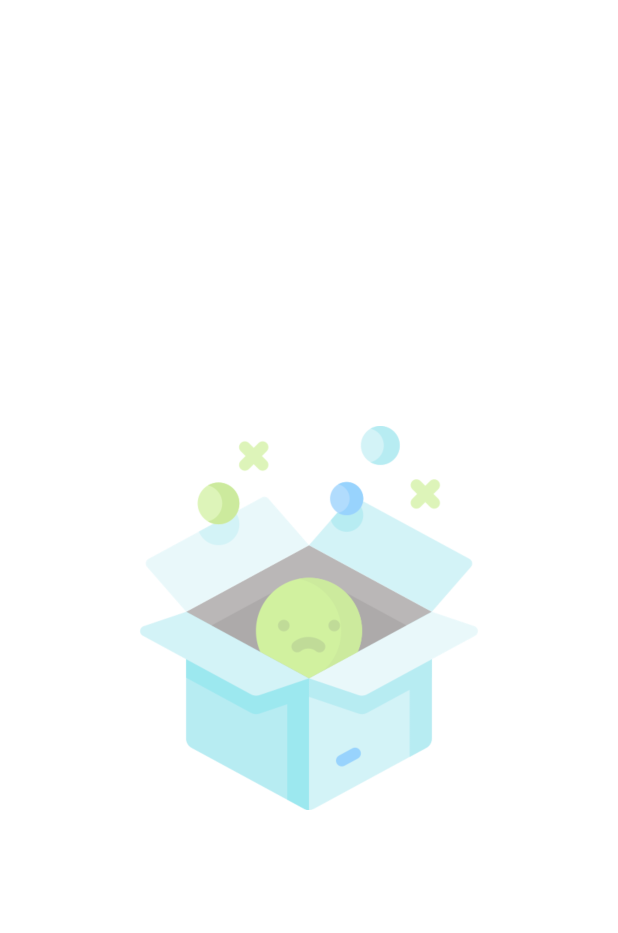
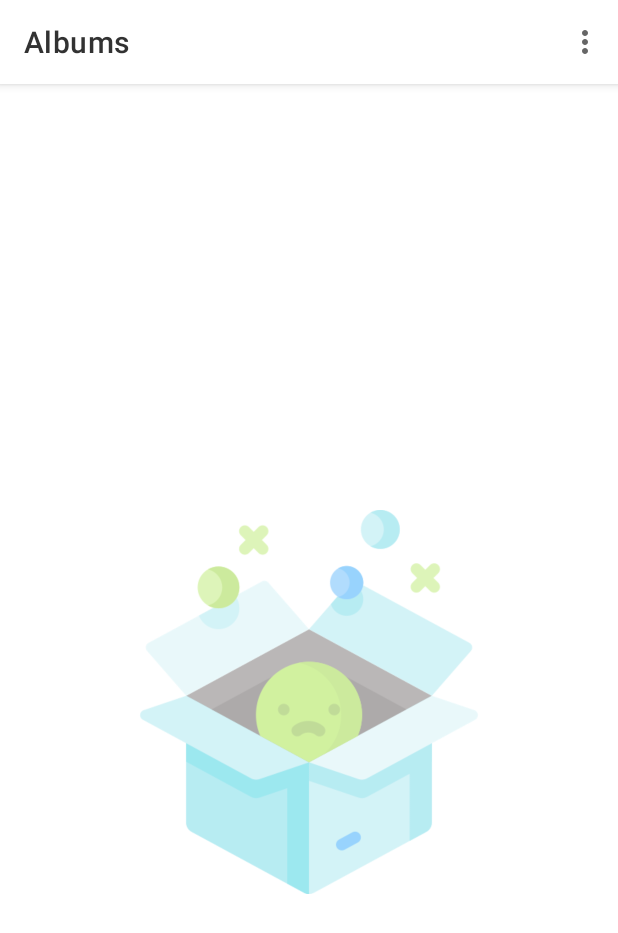
Before and after one commit to doctor-blue/photo-gallery, an Android app built with Jetpack Compose: the layout fragment_albums.xml on its own in the app's theme, with its tools: preview values and no code run, on a phone screen of 412 x 824 dp. Shown: the top 933 px of the screen. Run offline under Robolectric (Android 15) with nearby library versions, the phone set to English and light mode, and no system bars.

Commit message:
Update ui album

```diff
--- a/app/src/main/java/com/devcomentry/photogallery/presention/albums/AlbumsFragment.kt
+++ b/app/src/main/java/com/devcomentry/photogallery/presention/albums/AlbumsFragment.kt
@@ -2,6 +2,7 @@ package com.devcomentry.photogallery.presention.albums
 
 import android.os.Bundle
 import android.util.Log
+import android.view.MenuItem
 import androidx.recyclerview.widget.GridLayoutManager
 import com.devcomentry.photogallery.R
 import com.devcomentry.photogallery.databinding.FragmentAlbumsBinding
@@ -24,7 +25,8 @@ class AlbumsFragment : BaseFragment<FragmentAlbumsBinding>(R.layout.fragment_alb
                 folderDetails.add(
                     FolderDetail(
                         folder,
-                        dataLocal.file.filter { it.idFolder == folder.id })
+                        dataLocal.file.filter { it.idFolder == folder.id }
+                    )
                 )
             }
 
@@ -32,13 +34,18 @@ class AlbumsFragment : BaseFragment<FragmentAlbumsBinding>(R.layout.fragment_alb
             showEmptyLisLayout(folderDetails.isEmpty())
             Log.d("Album", "initControls: ${dataLocal.folder.size}")
         }
+        binding {
+            rcvListAlbum.apply {
+                setHasFixedSize(true)
+                layoutManager = GridLayoutManager(requireContext(), 2)
+                adapter = albumAdapter
+            }
 
-        binding.rcvListAlbum.apply {
-            setHasFixedSize(true)
-            layoutManager = GridLayoutManager(requireContext(), 2)
-            adapter = albumAdapter
+            toolbar.setOnMenuItemClickListener {
+                onToolbarItemClick(it)
+                true
+            }
         }
-
     }
 
     override fun initEvents() {
@@ -64,4 +71,20 @@ class AlbumsFragment : BaseFragment<FragmentAlbumsBinding>(R.layout.fragment_alb
         }
     }
 
+    private fun onToolbarItemClick(item: MenuItem) {
+        when (item.itemId) {
+            R.id.mnu_new_folder -> {
+
+            }
+            R.id.mnu_favorites -> {
+
+            }
+            R.id.mnu_reload_from_disk -> {
+                localDataViewModel.refreshData()
+            }
+            R.id.mnu_settings -> {
+
+            }
+        }
+    }
 }
--- a/app/src/main/res/layout/fragment_albums.xml
+++ b/app/src/main/res/layout/fragment_albums.xml
@@ -12,12 +12,32 @@
         android:layout_height="match_parent"
         tools:context=".presention.albums.AlbumsFragment">
 
+        <androidx.coordinatorlayout.widget.CoordinatorLayout
+            android:layout_width="match_parent"
+            android:layout_height="match_parent">
+
+            <com.google.android.material.appbar.AppBarLayout
+                android:layout_width="match_parent"
+                android:layout_height="wrap_content"
+                android:elevation="0dp"
+                android:orientation="vertical">
+
+                <androidx.appcompat.widget.Toolbar
+                    android:id="@+id/toolbar"
+                    app:title="@string/albums"
+                    app:layout_scrollFlags="scroll|enterAlways|snap"
+                    app:titleTextColor="@color/text_light"
+                    android:layout_width="match_parent"
+                    android:layout_height="?attr/actionBarSize"
+                    app:menu="@menu/album_menu"/>
+
+            </com.google.android.material.appbar.AppBarLayout>
+
             <androidx.recyclerview.widget.RecyclerView
                 android:id="@+id/rcv_list_album"
                 android:layout_width="match_parent"
-            android:layout_height="0dp"
-            app:layout_constraintBottom_toBottomOf="parent"
-            app:layout_constraintTop_toTopOf="parent" />
+                android:layout_height="wrap_content"
+                app:layout_behavior="@string/appbar_scrolling_view_behavior" />
 
             <LinearLayout
                 android:id="@+id/ll_list_empty"
@@ -35,6 +55,8 @@
 
             </LinearLayout>
 
+        </androidx.coordinatorlayout.widget.CoordinatorLayout>
+
     </androidx.constraintlayout.widget.ConstraintLayout>
 
 </layout>
--- /dev/null
+++ b/app/src/main/res/menu/album_menu.xml
@@ -0,0 +1,15 @@
+<?xml version="1.0" encoding="utf-8"?>
+<menu xmlns:android="http://schemas.android.com/apk/res/android">
+    <item
+        android:id="@+id/mnu_new_folder"
+        android:title="@string/new_folder" />
+    <item
+        android:id="@+id/mnu_reload_from_disk"
+        android:title="@string/reload_from_disk" />
+    <item
+        android:id="@+id/mnu_settings"
+        android:title="@string/settings" />
+    <item
+        android:id="@+id/mnu_favorites"
+        android:title="@string/favorites" />
+</menu>
--- a/app/src/main/res/values/strings.xml
+++ b/app/src/main/res/values/strings.xml
@@ -12,4 +12,5 @@
     <string name="favorites">Favorites</string>
     <string name="settings">Settings</string>
     <string name="reload_from_disk">Reload from disk</string>
+    <string name="new_folder">New Folder</string>
 </resources>
```
Lines whose indentation alone changed are shown as unchanged.
